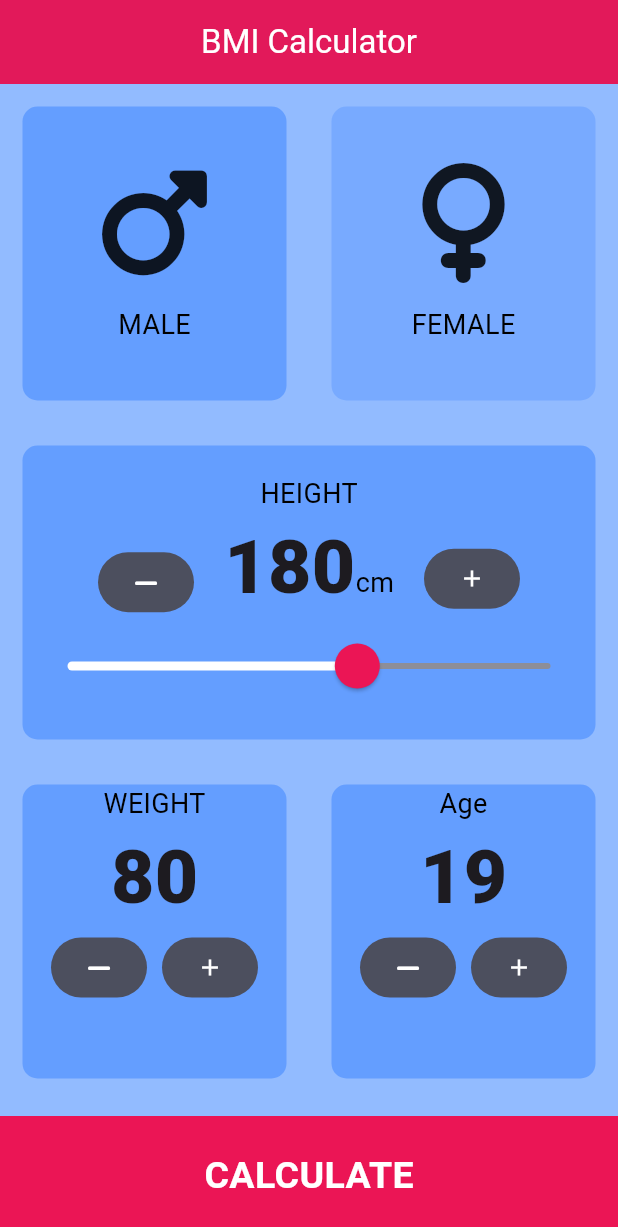
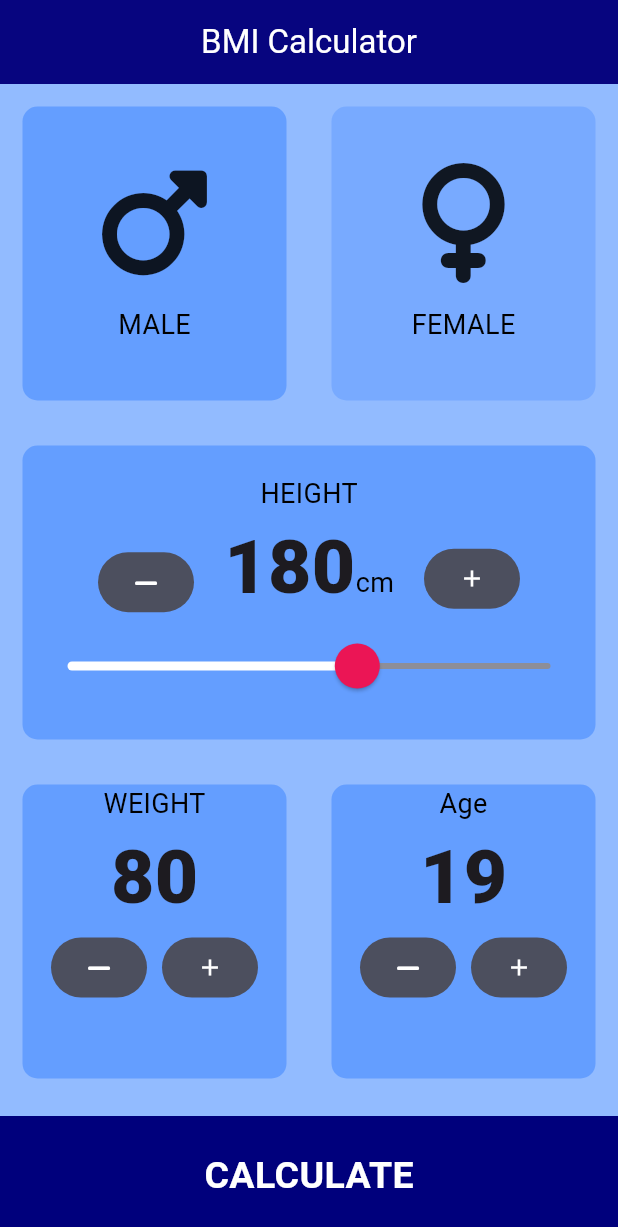
Before and after one commit to UroojAsad/BMI_Calculator, a Flutter app: the screen it shows after launch, on a phone screen of 412 x 824 dp. Shown: the top 1227 px of the screen. Run offline on Flutter 3.47's test engine with Material 3 defaults, Android fonts, the phone set to English and light mode, and no system bars; our stand-ins replace font_awesome_flutter.

Commit message:
appbar color

```diff
--- a/lib/constants.dart
+++ b/lib/constants.dart
@@ -3,7 +3,7 @@ import 'package:flutter/material.dart';
 const kbottomContainerHeight = 80.0;
 const kactiveContainerColor =Color(0xFF649EFF);
 const kinactiveContainerColor =Color(0xFF78AAFF);
-const kbottomContainerColor= Color(0xFFEB1555);
+const kbottomContainerColor= Color(0xFF00007C);
 
 const klableTextStyle=TextStyle(
   fontSize: 18,
@@ -27,13 +27,13 @@ const kResultTextStyle= TextStyle(
 
 const kresultTitleStyle=TextStyle(
   color: Color(0xFF22E67B),
-  fontSize: 22.0,
+  fontSize: 35.0,
   fontWeight: FontWeight.bold
 );
 
 const kresultOverWeightTitleStyle=TextStyle(
     color:Colors.red,
-    fontSize: 22.0,
+    fontSize: 35,
     fontWeight: FontWeight.bold
 );
 const kBMIresultTextStyle=TextStyle(
--- a/lib/main.dart
+++ b/lib/main.dart
@@ -15,7 +15,7 @@ class BMI_CALCULATOR extends StatelessWidget {
     return   MaterialApp(
      theme: ThemeData.light().copyWith(
          appBarTheme: AppBarTheme(
-           backgroundColor: Color(0xFFEB1555), // Set AppBar color to green
+           backgroundColor: Color(0xFF00007C), // Set AppBar color to green
          ),
  primaryColor:Color(0xFF92BBFF),
 scaffoldBackgroundColor: Color(0xFF92BBFF)
```
